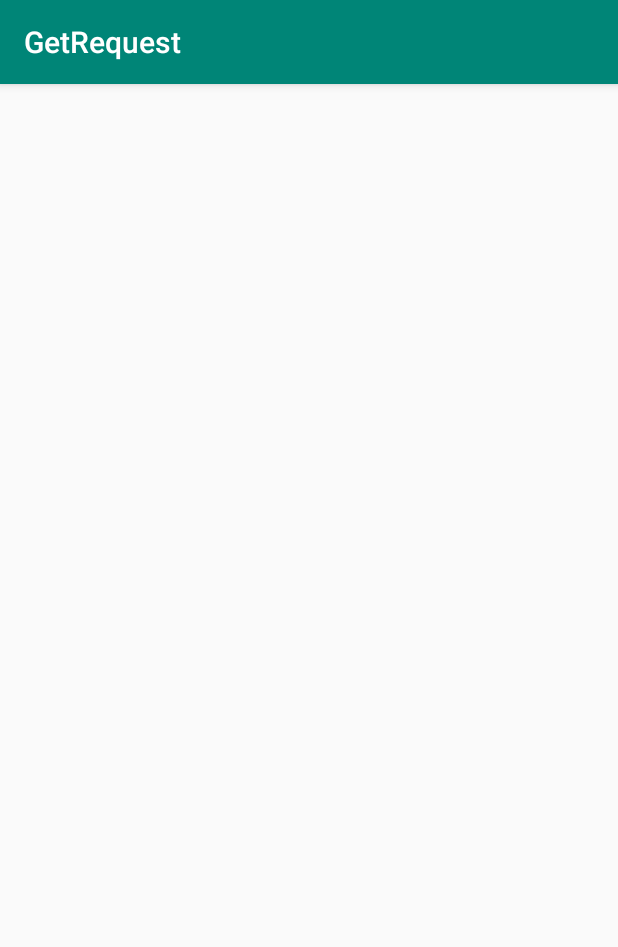
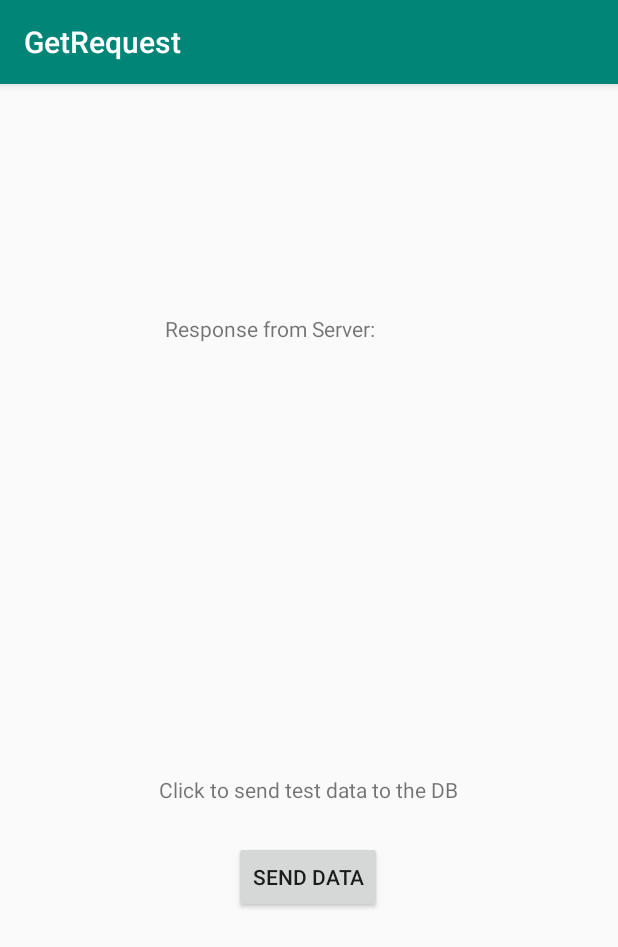
Before and after one commit to BenedictHomuth/GetRequest, an Android app: the StartActivity screen opened directly, with no data from a screen before it, on a phone screen of 412 x 824 dp. Shown: the top 947 px of the screen. Run offline under Robolectric (Android 15) with nearby library versions, the phone set to English and light mode, and no system bars.

Commit message:
Extended the UI, so that we can not only read data from a database, but also send data back to it!
Todo: Current App -> DB connection is running on Main-Thread!
      This creates a Exception

      fix?: - find synchronous implementation of a connection
            - implement everything in an Asynchronous Task!

```diff
--- a/app/src/main/java/com/homuth/getrequest/StartActivity.java
+++ b/app/src/main/java/com/homuth/getrequest/StartActivity.java
@@ -4,10 +4,26 @@ import androidx.appcompat.app.AppCompatActivity;
 
 import android.content.Intent;
 import android.os.Bundle;
+import android.util.Log;
+import android.view.View;
+import android.widget.Button;
 import android.widget.TextView;
 
+import java.io.IOException;
+
+import okhttp3.FormBody;
+import okhttp3.OkHttpClient;
+import okhttp3.Request;
+import okhttp3.RequestBody;
+import okhttp3.Response;
+
 public class StartActivity extends AppCompatActivity {
-
+    private static final String TAG = "Start Activity ->";
+    private Button btn_sendData;
+    private TextView tv_serverResonse;
+    private TextView tv_messageFromServer;
+    private TextView tv_sendData;
+    private TextView tv_OnResponseServerQuery;
     @Override
     protected void onCreate(Bundle savedInstanceState) {
         super.onCreate(savedInstanceState);
@@ -15,9 +31,67 @@ public class StartActivity extends AppCompatActivity {
         Intent intent = getIntent();
 
         String getIT = intent.getStringExtra("intent_data");
+        initUI();
+        tv_messageFromServer.setText(getIT);
 
-        TextView tv = findViewById(R.id.int_Data);
+        btn_sendData.setOnClickListener(new View.OnClickListener() {
+            @Override
+            public void onClick(View v) {
+                writeDataToDB();
+            }
+        });
+    }
 
-        tv.setText(getIT);
+    public void initUI(){
+        btn_sendData = findViewById(R.id.btn_sendData);
+        tv_serverResonse = findViewById(R.id.tv_responseFromServer);
+        tv_messageFromServer = findViewById(R.id.tv_messageFromServer);
+        tv_sendData = findViewById(R.id.tv_sendDataToDB);
+        tv_OnResponseServerQuery = findViewById(R.id.tv_OnResponseDataSend);
+    }
+
+    public void writeDataToDB(){
+
+        String httpURL = "http://10.0.2.2/droneapp/api/insertData.php";
+
+        OkHttpClient client = new OkHttpClient();
+
+        RequestBody formBody = new FormBody.Builder()
+                .add("name", "Mayer")
+                .add("vorname", "Hans")
+                .add("telefon", "5555")
+                .build();
+        final Request request = new Request.Builder()
+                .url(httpURL)
+                .post(formBody)
+                .build();
+
+
+        try {
+            //TODO
+            /*
+            There is an NetworkOnMainThreadException because of obviously it runs on the main thread.
+            Network stuff should never run on the main thread!
+            Try again to implement Asynchronous task or find a synchronous approch to send data to a
+            server.
+
+             */
+
+            final Response response = client.newCall(request).execute();
+
+            Log.d(TAG,"I'm here!");
+
+           StartActivity.this.runOnUiThread(new Runnable() {
+               @Override
+               public void run() {
+                   tv_OnResponseServerQuery.setText(response.body().toString());
+               }
+           });
+        } catch (IOException e) {
+
+            tv_OnResponseServerQuery.setText("That didn't work");
+            //Thread.sleep(5000);
+            e.printStackTrace();
+        }
     }
 }
--- a/app/src/main/res/layout/activity_start.xml
+++ b/app/src/main/res/layout/activity_start.xml
@@ -7,12 +7,60 @@
     tools:context=".StartActivity">
 
     <TextView
-        android:id="@+id/int_Data"
+        android:id="@+id/tv_messageFromServer"
         android:layout_width="wrap_content"
         android:layout_height="wrap_content"
         android:text="@string/errorOnTV"
         app:layout_constraintBottom_toBottomOf="parent"
         app:layout_constraintEnd_toEndOf="parent"
+        app:layout_constraintHorizontal_bias="0.497"
         app:layout_constraintStart_toStartOf="parent"
-        app:layout_constraintTop_toTopOf="parent" />
+        app:layout_constraintTop_toTopOf="parent"
+        app:layout_constraintVertical_bias="0.231" />
+
+    <TextView
+        android:id="@+id/tv_responseFromServer"
+        android:layout_width="wrap_content"
+        android:layout_height="wrap_content"
+        android:text="@string/tv_serverResponse"
+        app:layout_constraintBottom_toBottomOf="parent"
+        app:layout_constraintEnd_toEndOf="parent"
+        app:layout_constraintHorizontal_bias="0.404"
+        app:layout_constraintStart_toStartOf="parent"
+        app:layout_constraintTop_toTopOf="parent"
+        app:layout_constraintVertical_bias="0.205" />
+
+    <Button
+        android:id="@+id/btn_sendData"
+        android:layout_width="wrap_content"
+        android:layout_height="wrap_content"
+        android:text="@string/sendDataToServer"
+        app:layout_constraintBottom_toBottomOf="parent"
+        app:layout_constraintEnd_toEndOf="parent"
+        app:layout_constraintHorizontal_bias="0.498"
+        app:layout_constraintStart_toStartOf="parent"
+        app:layout_constraintTop_toTopOf="parent"
+        app:layout_constraintVertical_bias="0.701" />
+
+    <TextView
+        android:id="@+id/tv_sendDataToDB"
+        android:layout_width="wrap_content"
+        android:layout_height="wrap_content"
+        android:text="@string/tv_dataToServer"
+        app:layout_constraintBottom_toBottomOf="parent"
+        app:layout_constraintEnd_toEndOf="parent"
+        app:layout_constraintHorizontal_bias="0.497"
+        app:layout_constraintStart_toStartOf="parent"
+        app:layout_constraintTop_toTopOf="parent"
+        app:layout_constraintVertical_bias="0.615" />
+
+    <TextView
+        android:id="@+id/tv_OnResponseDataSend"
+        android:layout_width="wrap_content"
+        android:layout_height="wrap_content"
+        app:layout_constraintBottom_toBottomOf="parent"
+        app:layout_constraintEnd_toEndOf="parent"
+        app:layout_constraintStart_toStartOf="parent"
+        app:layout_constraintTop_toTopOf="parent"
+        app:layout_constraintVertical_bias="0.828" />
 </androidx.constraintlayout.widget.ConstraintLayout>
--- a/app/src/main/res/values/strings.xml
+++ b/app/src/main/res/values/strings.xml
@@ -1,7 +1,6 @@
 <resources>
     <string name="app_name">GetRequest</string>
     <string name="network_failed">No network found</string>
-    <string name="errorOnTV">Oops... something went wrong</string>
     <string name="btn_Go_Text">Go!</string>
     <string name="mainHeader">Retrieve Data from DB</string>
     <string name="InternetGranted">Internet Permission granted</string>
@@ -9,4 +8,11 @@
     <string name="standardIP">10.0.2.2</string>
     <string name="tv_enterIP">The network IP</string>
     <string name="hint_enterIP">Please enter the network IP</string>
+
+
+    <!--start activity-->
+    <string name="errorOnTV">Oops... something went wrong</string>
+    <string name="tv_serverResponse">Response from Server:</string>
+    <string name="sendDataToServer">Send Data</string>
+    <string name="tv_dataToServer">Click to send test data to the DB</string>
 </resources>
```
